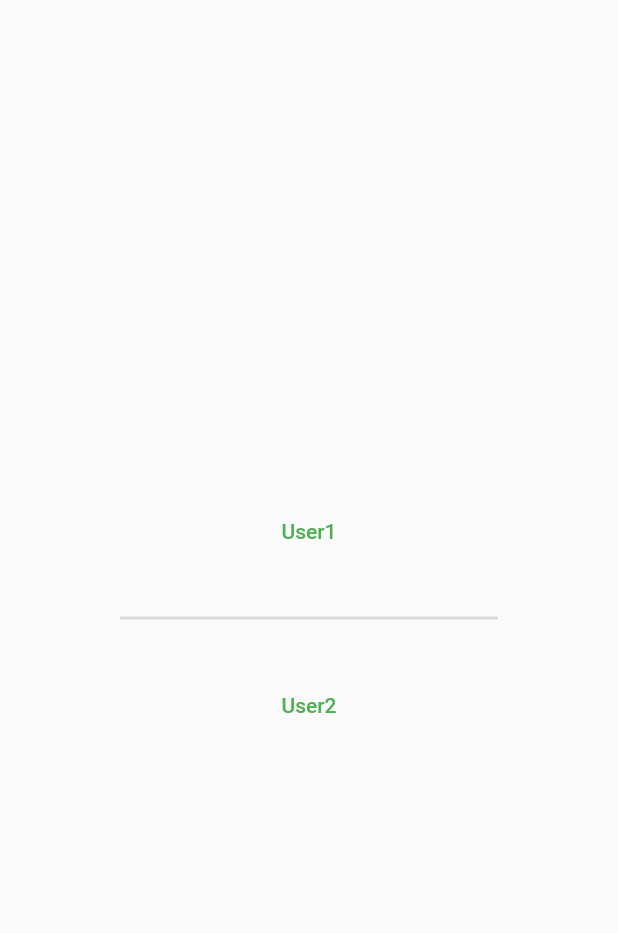
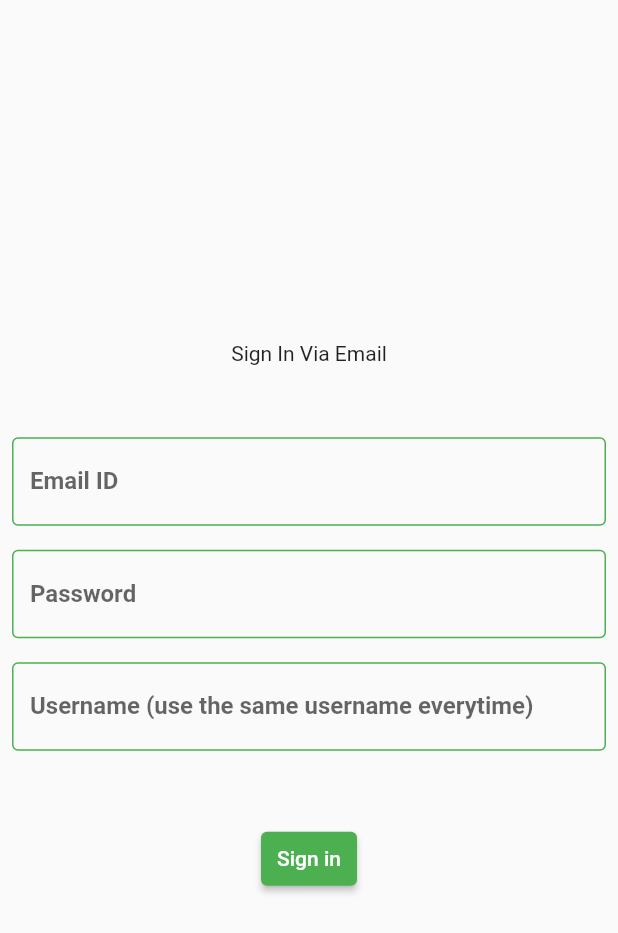
Before and after one commit to l3limp/quip, a Flutter app: the screen it shows after launch, on a phone screen of 412 x 824 dp. Shown: the top 933 px of the screen. Run offline on Flutter 3.47's test engine with Material 2 defaults, Android fonts, the light colour scheme and no system bars; our stand-ins replace cloud_firestore, firebase_auth, firebase_core; accounts and stored records are empty.

Commit message:
u1-u2 worked, now trying via email

```diff
--- a/lib/ChatPage.dart
+++ b/lib/ChatPage.dart
@@ -100,16 +100,12 @@ class _ChatPageState extends State<ChatPage> {
   _getMessage(AsyncSnapshot<QuerySnapshot> snapshot, String username) {
     return snapshot.data!.docs.map((DocumentSnapshot document) {
       Map<String, dynamic> data = document.data()! as Map<String, dynamic>;
-      if ("User1" == data['username']) {
+      if (arguments['user'] == data['username']) {
         return Padding(
           padding: EdgeInsets.fromLTRB(120, 10, 0, 10),
           child: Column(
             crossAxisAlignment: CrossAxisAlignment.end,
             children: [
-              Padding(
-                padding: const EdgeInsets.fromLTRB(120, 10, 60, 10),
-                child: Text('User1'),
-              ),
               Row(
                 mainAxisAlignment: MainAxisAlignment.end,
                 children: [
@@ -128,7 +124,7 @@ class _ChatPageState extends State<ChatPage> {
                     padding: const EdgeInsets.all(8.0),
                     child: CircleAvatar(
                       backgroundColor: Colors.amber,
-                      child: Text('1'),
+                      child: Text(arguments['user'].toString().substring(0, 1)),
                     ),
                   ),
                 ],
@@ -136,22 +132,18 @@ class _ChatPageState extends State<ChatPage> {
             ],
           ),
         );
-      } else if ("User2" == data['username']) {
+      } else {
         return Padding(
           padding: const EdgeInsets.fromLTRB(0, 10, 120, 10),
           child: Column(
             children: [
-              Padding(
-                padding: const EdgeInsets.fromLTRB(0, 10, 120, 10),
-                child: Text('User2'),
-              ),
               Row(
                 children: [
                   Padding(
                     padding: const EdgeInsets.all(8.0),
                     child: CircleAvatar(
                       backgroundColor: Colors.pink,
-                      child: Text('2'),
+                      child: Text(arguments['user'].toString().substring(0, 1)),
                     ),
                   ),
                   Container(
@@ -169,11 +161,6 @@ class _ChatPageState extends State<ChatPage> {
               ),
             ],
           ),
-        );
-      } else {
-        return Container(
-          color: Colors.blue,
-          child: Text('greyyyyy'),
         );
       }
     }).toList();
--- /dev/null
+++ b/lib/login_page.dart
@@ -0,0 +1,151 @@
+import 'package:cloud_firestore/cloud_firestore.dart';
+import 'package:firebase_auth/firebase_auth.dart';
+import 'package:flutter/material.dart';
+
+late BuildContext _context;
+late FirebaseAuth _firebaseAuth;
+late CollectionReference users;
+String emailID = "";
+String password = "";
+String username = "";
+
+class LoginPage extends StatelessWidget {
+  const LoginPage({key}) : super(key: key);
+
+  @override
+  Widget build(BuildContext context) {
+    _context = context;
+    _firebaseAuth = FirebaseAuth.instance;
+
+    return GestureDetector(
+      onTap: () => FocusScope.of(context).unfocus(),
+      child: Scaffold(
+        body: Center(
+          child: Column(
+            mainAxisAlignment: MainAxisAlignment.center,
+            children: [
+              Text('Sign In Via Email'),
+              SizedBox(
+                height: 40,
+              ),
+              Padding(
+                padding: const EdgeInsets.all(8.0),
+                child: TextFormField(
+                  key: Key('jew'),
+                  onChanged: (value) {
+                    emailID = value;
+                  },
+                  decoration: InputDecoration(
+                    border: const OutlineInputBorder(),
+                    labelText: "Email ID",
+                    enabledBorder: OutlineInputBorder(
+                        borderSide: BorderSide(color: Colors.green)),
+                  ),
+                  keyboardType: TextInputType.emailAddress,
+                  style: TextStyle(
+                    fontWeight: FontWeight.bold,
+                  ),
+                ),
+              ),
+              Padding(
+                padding: const EdgeInsets.all(8.0),
+                child: TextFormField(
+                  key: Key('hew'),
+                  onChanged: (value) {
+                    password = value;
+                  },
+                  decoration: InputDecoration(
+                    border: const OutlineInputBorder(),
+                    labelText: "Password",
+                    enabledBorder: OutlineInputBorder(
+                        borderSide: BorderSide(color: Colors.green)),
+                  ),
+                  keyboardType: TextInputType.visiblePassword,
+                  style: TextStyle(
+                    fontWeight: FontWeight.bold,
+                  ),
+                ),
+              ),
+              Padding(
+                padding: const EdgeInsets.all(8.0),
+                child: TextFormField(
+                  key: Key('lew'),
+                  onChanged: (value) {
+                    username = value;
+                  },
+                  decoration: InputDecoration(
+                    border: const OutlineInputBorder(),
+                    labelText: "Username (use the same username everytime)",
+                    enabledBorder: OutlineInputBorder(
+                        borderSide: BorderSide(color: Colors.green)),
+                  ),
+                  keyboardType: TextInputType.visiblePassword,
+                  style: TextStyle(
+                    fontWeight: FontWeight.bold,
+                  ),
+                ),
+              ),
+              SizedBox(
+                height: 40,
+              ),
+              ElevatedButton(
+                child: Text('Sign in'),
+                onPressed: () {
+                  if (password.length < 7) {
+                    const snackBar = SnackBar(
+                        content: Text(
+                            'Please choose a password with more than 6 characters'));
+                    ScaffoldMessenger.of(context).showSnackBar(snackBar);
+                  } else {
+                    _signInOrSignUp();
+                  }
+                },
+                style: ElevatedButton.styleFrom(
+                    primary: Colors.green, padding: EdgeInsets.all(8)),
+              )
+            ],
+          ),
+        ),
+      ),
+    );
+  }
+
+  _signInOrSignUp() async {
+    try {
+      await _firebaseAuth.createUserWithEmailAndPassword(
+          email: emailID, password: password);
+      users = FirebaseFirestore.instance.collection('users');
+      print('New user created.');
+      createUser(username);
+      Navigator.pushNamed(_context, '/a');
+    } on FirebaseAuthException catch (e) {
+      if (e.code == 'email-already-in-use') {
+        print('The account already exists for that email.');
+        try {
+          await _firebaseAuth.signInWithEmailAndPassword(
+              email: emailID, password: password);
+          Navigator.pushNamed(_context, '/a');
+        } on FirebaseAuthException catch (e) {
+          if (e.code == 'user-not-found') {
+            print('No user found for that email.');
+          } else if (e.code == 'wrong-password') {
+            print('Wrong password provided for that user.');
+          }
+        }
+      }
+    } catch (e) {
+      print(e);
+    }
+  }
+
+  Future<void> createUser(String username) {
+    return users
+        .doc()
+        .set({
+          'username': username,
+          'emailID': _firebaseAuth.currentUser!.email.toString()
+        })
+        .then((value) => print("User Added"))
+        .catchError((error) => print("Failed to add user: $error"));
+  }
+}
--- a/lib/main.dart
+++ b/lib/main.dart
@@ -1,6 +1,8 @@
 import 'package:flutter/material.dart';
 import 'package:quip/ChatPage.dart';
+import 'package:quip/splash_screen.dart';
 import 'package:quip/chooseUsername.dart';
+import 'package:quip/login_page.dart';
 
 void main() {
   runApp(MyApp());
@@ -12,8 +14,10 @@ class MyApp extends StatelessWidget {
     return MaterialApp(
       debugShowCheckedModeBanner: false,
       routes: {
-        '/': (context) => ChooseUsername(),
-        '/a': (context) => ChatPage(),
+        '/': (context) => SplashScreen(),
+        '/c': (context) => LoginPage(),
+        '/a': (context) => ChooseUsername(),
+        '/b': (context) => ChatPage(),
       },
     );
   }
--- /dev/null
+++ b/lib/splash_screen.dart
@@ -0,0 +1,26 @@
+import 'package:firebase_core/firebase_core.dart';
+import 'package:flutter/material.dart';
+import 'package:quip/login_page.dart';
+
+class SplashScreen extends StatelessWidget {
+  const SplashScreen({key}) : super(key: key);
+
+  @override
+  Widget build(BuildContext context) {
+    WidgetsFlutterBinding.ensureInitialized();
+    return Scaffold(
+      body: Center(
+        child: FutureBuilder(
+          future: Firebase.initializeApp(),
+          builder: (context, snapshot) {
+            if (snapshot.hasData) {
+              return LoginPage();
+            } else {
+              return const Center(child: CircularProgressIndicator());
+            }
+          },
+        ),
+      ),
+    );
+  }
+}
--- a/pubspec.yaml
+++ b/pubspec.yaml
@@ -26,6 +26,7 @@ dependencies:
   firebase: ^9.0.2
   cloud_firestore: ^3.1.0
   firebase_core: ^1.10.0
+  firebase_auth: ^3.2.0
 
 
   # The following adds the Cupertino Icons font to your application.
```
Also changed, not shown: lib/chooseUsername.dart (+20 -12 lines), pubspec.lock, 1 other file.
